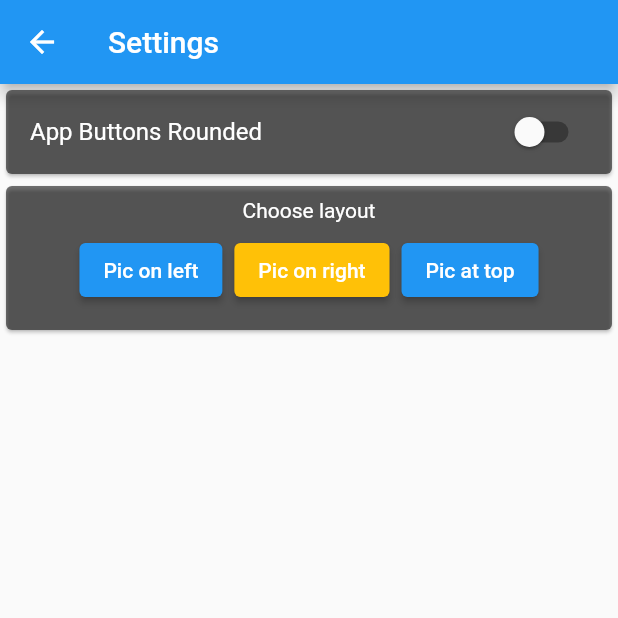
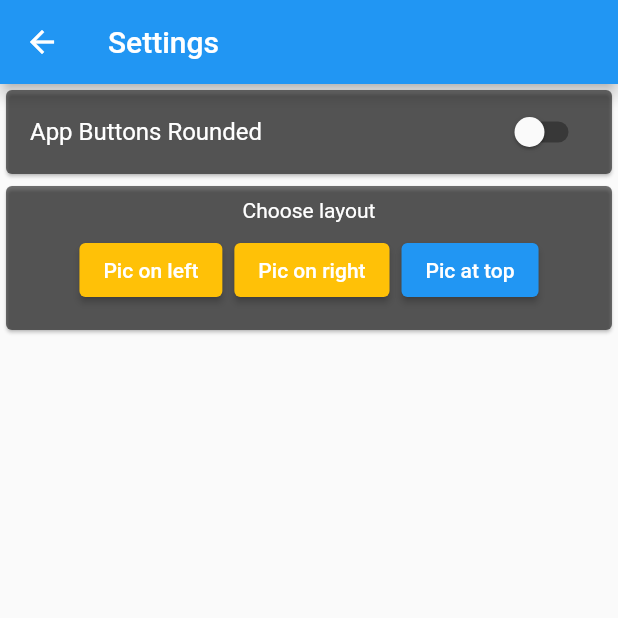
Before and after one commit to Oneya4/shared_preferences_profile_app, a Flutter app: the SettingsScreen screen opened by its route, after a tap on "Pic on left", on a phone screen of 412 x 824 dp, the top half of it. Run offline on Flutter 3.47's test engine with Material 2 defaults, Android fonts, the phone set to English and light mode, and no system bars; network calls fail.

Commit message:
Pic on left Pic on right work and select perfectly

```diff
--- a/profile_app/lib/profile_screen.dart
+++ b/profile_app/lib/profile_screen.dart
@@ -10,9 +10,6 @@ class ProfileScreen extends StatelessWidget {
   Widget build(BuildContext context) {
     //Set up connection to profile_settings.dart, the state manager
     Provider.of<ProfileSettings>(context, listen: false);
-    final Alignment left = Alignment(0.65, 0);
-    final Alignment right = Alignment(-0.65, 0);
-    final Alignment topBottom = Alignment(-0.65, 0);
 
     return Scaffold(
       backgroundColor: Colors.blue,
@@ -31,27 +28,27 @@ class ProfileScreen extends StatelessWidget {
         child: Column(
           children: [
             Consumer<ProfileSettings>(
-              builder: (ctx, setting, _) => Stack(
-                alignment: Alignment.center,
+              builder: (ctx, setting, _) => Column(
                 children: [
-                  Align(
-                    alignment: setting.isRight ? left : right,
-                    child: const CircleAvatar(
+                  Row(
+                    mainAxisAlignment: MainAxisAlignment.spaceAround,
+                    textDirection:
+                        setting.isRight ? TextDirection.rtl : TextDirection.ltr,
+                    children: [
+                      const CircleAvatar(
                         radius: 93,
                         foregroundImage: NetworkImage(
                             'https://www.shutterstock.com/blog/wp-content/uploads/sites/5/2020/06/black-woman-fashion-photo.jpg?w=750'),
                       ),
-                  ),
-                  Align(
-                    alignment: setting.isRight ? right : left,
-                    child: Text(
-                      'Diana \nNyamai',
+                      Text(
+                        'Robyn \nFenty',
                         style: TextStyle(
                           color: Colors.white,
                           fontSize: 30,
                           fontStyle: FontStyle.italic,
                         ),
                       ),
+                    ],
                   ),
                 ],
               ),
--- a/profile_app/lib/profile_settings.dart
+++ b/profile_app/lib/profile_settings.dart
@@ -9,8 +9,8 @@ class ProfileSettings with ChangeNotifier {
 
   ProfileSettings({
     this.isChecked = false,
+    this.isLeft = false,
     this.isRight = false,
-    this.isLeft = false,
     this.isTopBottom = false,
   });
 
@@ -25,28 +25,22 @@ class ProfileSettings with ChangeNotifier {
     _switchValue(newVal);
   }
 
-  void _switchPosition(bool newValue, bool off) {
-    isRight = newValue;
-    isLeft = off;
-    isTopBottom = off;
-    notifyListeners();
-  }
-
-  void toRight() {
-    final newVal = !isRight;
-    notifyListeners();
-    _switchPosition(newVal, !newVal);
-  }
-
-  void toLeft() {
-    final newVal = !isLeft;
-    notifyListeners();
-    _switchPosition(newVal, !newVal);
-  }
-
-  void toTopBottom() {
-    final newVal = !isTopBottom;
-    notifyListeners();
-    _switchPosition(newVal, !newVal);
+  void switchPosition(String position) {
+    if (position == 'left') {
+      isLeft = true;
+      isRight = !isRight;
+      isTopBottom = !isTopBottom;
+      notifyListeners();
+    } else if (position == 'right') {
+      isRight = true;
+      isLeft = !isLeft;
+      isTopBottom = !isTopBottom;
+      notifyListeners();
+    } else if (position == 'topBottom') {
+      isTopBottom = true;
+      isLeft = !isLeft;
+      isRight = !isRight;
+      notifyListeners();
+    }
   }
 }
--- a/profile_app/lib/settings_screen.dart
+++ b/profile_app/lib/settings_screen.dart
@@ -52,8 +52,7 @@ class SettingsScreen extends StatelessWidget {
                         ElevatedButton(
                           child: const Text('Pic on left'),
                           onPressed: () {
-                            setting.toLeft();
-                            print(setting.isLeft);
+                            setting.switchPosition('left');
                           },
                           style: ElevatedButton.styleFrom(
                             shape: setting.isChecked ? StadiumBorder() : null,
@@ -63,8 +62,7 @@ class SettingsScreen extends StatelessWidget {
                         ElevatedButton(
                           child: const Text('Pic on right'),
                           onPressed: () {
-                            setting.toRight();
-                            print(setting.isRight);
+                            setting.switchPosition('right');
                           },
                           //Here we listen to changes in the profile settings file to know whether to toggle the style
                           style: ElevatedButton.styleFrom(
@@ -74,13 +72,10 @@ class SettingsScreen extends StatelessWidget {
                         ),
                         ElevatedButton(
                           child: const Text('Pic at top'),
-                          onPressed: () {
-                            setting.toTopBottom();
-                            print(setting.isTopBottom);
-                          },
+                          onPressed: () {},
                           style: ElevatedButton.styleFrom(
                             shape: setting.isChecked ? StadiumBorder() : null,
-                            primary: setting.isTopBottom ? Colors.amber : null,
+                            // primary: setting.isTopBottom ? Colors.amber : null,
                           ),
                         ),
                       ],
--- a/profile_app/pubspec.yaml
+++ b/profile_app/pubspec.yaml
@@ -47,7 +47,7 @@ flutter:
 
   # To add assets to your application, add an assets section, like this:
   assets:
-    - assets/images/download.jpg
+    - assets/images/download.png
   #   - images/a_dot_ham.jpeg
 
   # An image asset can refer to one or more resolution-specific "variants", see
```
Also changed, not shown: profile_app/lib/main.dart (+3 -6 lines), profile_app/assets/images/download.jpg (deleted), profile_app/assets/images/download.png (added). Lines whose indentation alone changed are shown as unchanged.
